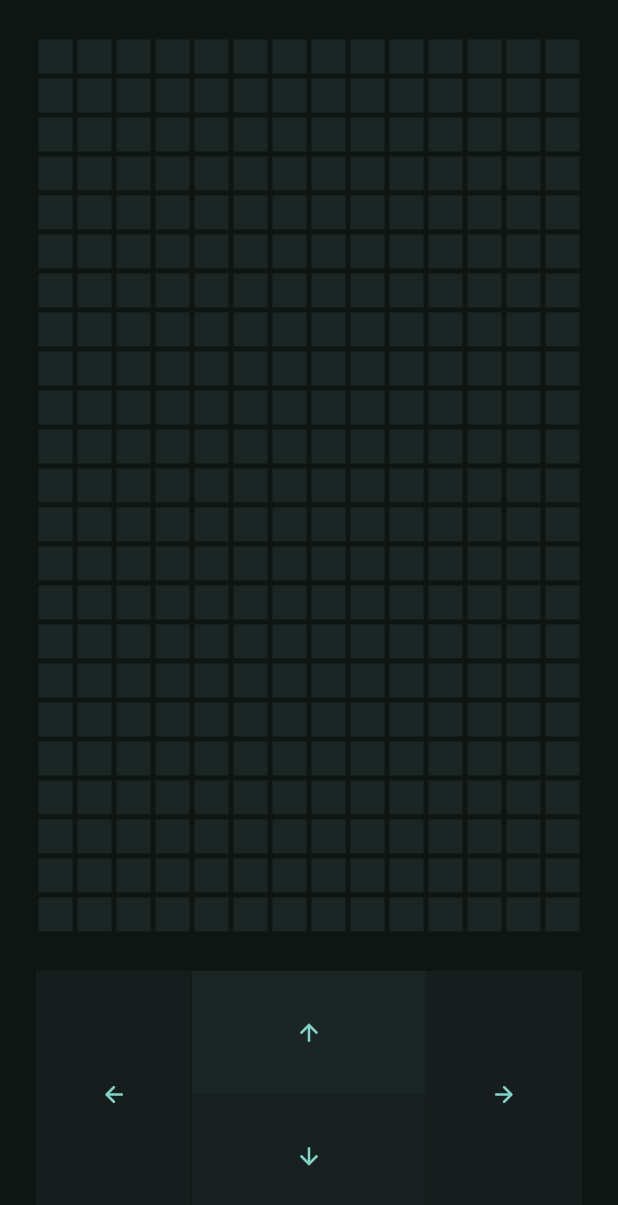
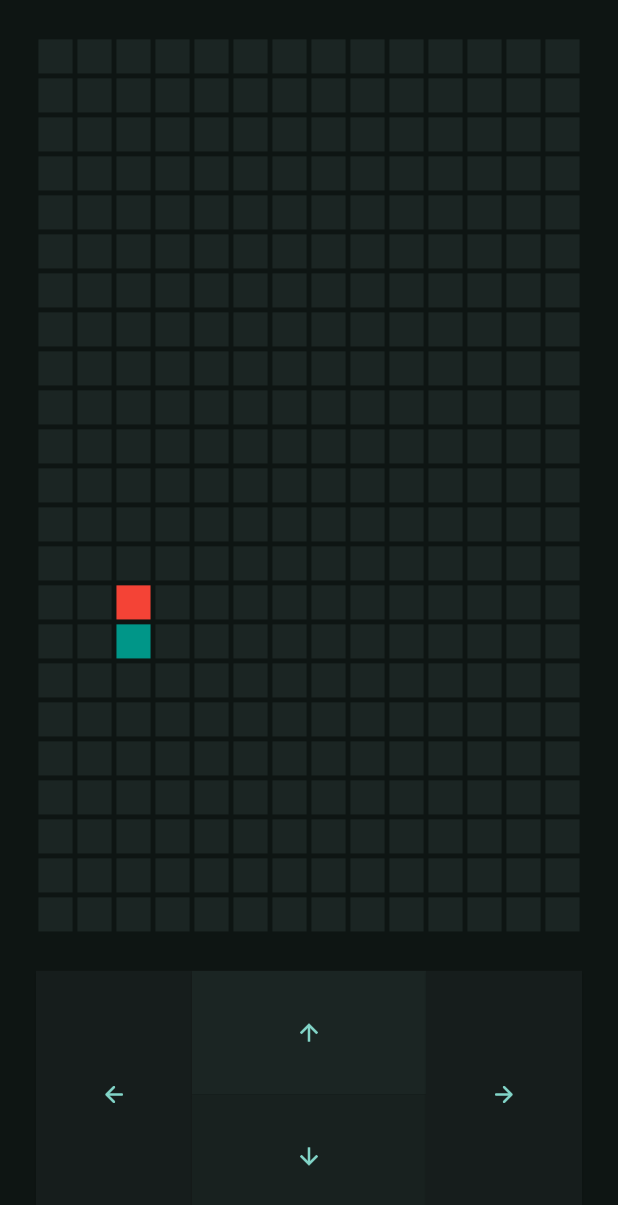
Before and after one commit to MoazSalem/Snake_Flutter_Game, a Flutter app: the GameView screen opened by its route, on a phone screen of 412 x 824 dp. Shown: the top 1205 px of the screen. Run offline on Flutter 3.47's test engine with Material 2 defaults, Android fonts, the phone set to English and light mode, and no system bars; our stand-ins replace flutter_svg.

Commit message:
draw game parts

```diff
--- a/lib/core/models/food.dart
+++ b/lib/core/models/food.dart
@@ -4,6 +4,7 @@ class Food {
   late Point position;
 
   Food({required int boardWidth, required int boardHeight}) {
+    // randomly generate the food's position
     position = generateRandomPosition(boardWidth, boardHeight);
   }
 
--- a/lib/core/models/snake.dart
+++ b/lib/core/models/snake.dart
@@ -5,8 +5,9 @@ class Snake {
   late Point headPoint;
 
   Snake({required int boardWidth, required int boardHeight}) {
+    // randomly generate the snake's head and body position
     headPoint = generateRandomPosition(boardWidth, boardHeight);
-    body.add(Point(xCoordinate: headPoint.xCoordinate, yCoordinate: headPoint.yCoordinate - 1));
+    body.add(Point(xCoordinate: headPoint.xCoordinate, yCoordinate: headPoint.yCoordinate + 1));
   }
 
   void move() {
--- a/lib/features/game/presentation/widgets/game_board.dart
+++ /dev/null
@@ -1,36 +0,0 @@
-import 'package:flutter/material.dart';
-
-class GameBoard extends StatefulWidget {
-  const GameBoard({Key? key}) : super(key: key);
-
-  @override
-  State<GameBoard> createState() => _GameBoardState();
-}
-
-class _GameBoardState extends State<GameBoard> {
-  @override
-  Widget build(BuildContext context) {
-    int hNum = (MediaQuery.of(context).size.width * 0.036).toInt();
-    int vNum = (hNum * 1.65).toInt();
-    return Center(
-      child: GridView.builder(
-          padding: const EdgeInsets.symmetric(horizontal: 24.0),
-          itemCount: hNum * vNum,
-          shrinkWrap: true,
-          physics: const NeverScrollableScrollPhysics(),
-          itemBuilder: (BuildContext context, int index) {
-            return Padding(
-              padding: EdgeInsets.all(vNum / hNum),
-              child: Container(
-                width: 10,
-                height: 10,
-                color: const Color(0xff1b2523),
-              ),
-            );
-          },
-          gridDelegate: SliverGridDelegateWithFixedCrossAxisCount(
-            crossAxisCount: hNum,
-          )),
-    );
-  }
-}
--- /dev/null
+++ b/lib/features/game/presentation/widgets/game_board_view.dart
@@ -0,0 +1,44 @@
+import 'package:flutter/material.dart';
+import 'package:snake/core/models/food.dart';
+import 'package:snake/core/models/game_board.dart';
+import 'package:snake/core/models/snake.dart';
+import 'game_point.dart';
+
+class GameBoardView extends StatefulWidget {
+  const GameBoardView({Key? key}) : super(key: key);
+
+  @override
+  State<GameBoardView> createState() => _GameBoardViewState();
+}
+
+class _GameBoardViewState extends State<GameBoardView> {
+  @override
+  Widget build(BuildContext context) {
+    int width = (MediaQuery.of(context).size.width * 0.036).toInt();
+    int height = (width * 1.65).toInt();
+    // create game board, snake and food
+    GameBoard gameBoard = GameBoard(width: width, height: height);
+    Snake snake = Snake(boardHeight: gameBoard.height, boardWidth: gameBoard.width);
+    Food food = Food(boardWidth: gameBoard.width, boardHeight: gameBoard.height);
+    // put snake head and body on the board
+    gameBoard.grid[snake.headPoint.yCoordinate][snake.headPoint.xCoordinate] = 3;
+    gameBoard.grid[snake.body[0].yCoordinate][snake.body[0].xCoordinate] = 2;
+    // put food on the board
+    gameBoard.grid[food.position.yCoordinate][food.position.xCoordinate] = 1;
+    return Center(
+      child: GridView.builder(
+          padding: const EdgeInsets.symmetric(horizontal: 24.0),
+          itemCount: gameBoard.width * gameBoard.height,
+          shrinkWrap: true,
+          physics: const NeverScrollableScrollPhysics(),
+          itemBuilder: (BuildContext context, int index) {
+            return Padding(
+                padding: EdgeInsets.all(gameBoard.height / gameBoard.width),
+                child: GamePoint(gameBoard: gameBoard, index: index));
+          },
+          gridDelegate: SliverGridDelegateWithFixedCrossAxisCount(
+            crossAxisCount: gameBoard.width,
+          )),
+    );
+  }
+}
--- /dev/null
+++ b/lib/features/game/presentation/widgets/game_point.dart
@@ -0,0 +1,37 @@
+import 'package:flutter/material.dart';
+import 'package:snake/core/models/game_board.dart';
+
+class GamePoint extends StatelessWidget {
+  final GameBoard gameBoard;
+  final int index;
+  const GamePoint({Key? key, required this.gameBoard, required this.index}) : super(key: key);
+
+  @override
+  Widget build(BuildContext context) {
+    return Container(
+        width: 10,
+        height: 10,
+        color: getColor(index % gameBoard.width, index ~/ gameBoard.width, gameBoard));
+  }
+}
+
+Color getColor(int x, int y, GameBoard gameBoard) {
+  switch (gameBoard.grid[y][x]) {
+    case 1:
+      {
+        return Colors.red;
+      }
+    case 2:
+      {
+        return Colors.teal;
+      }
+    case 3:
+      {
+        return Colors.tealAccent;
+      }
+    default:
+      {
+        return const Color(0xff1b2523);
+      }
+  }
+}
--- a/lib/features/game/presentation/widgets/game_view_body.dart
+++ b/lib/features/game/presentation/widgets/game_view_body.dart
@@ -1,5 +1,6 @@
 import 'package:flutter/material.dart';
-import 'package:snake/features/game/presentation/widgets/game_board.dart';
+import 'package:snake/core/models/game_board.dart';
+import 'package:snake/features/game/presentation/widgets/game_board_view.dart';
 import 'controller.dart';
 
 class GameViewBody extends StatefulWidget {
@@ -15,7 +16,7 @@ class _GameViewBodyState extends State<GameViewBody> {
     return const Column(
       children: [
         Expanded(
-          child: GameBoard(),
+          child: GameBoardView(),
         ),
         Controller(),
       ],
```
